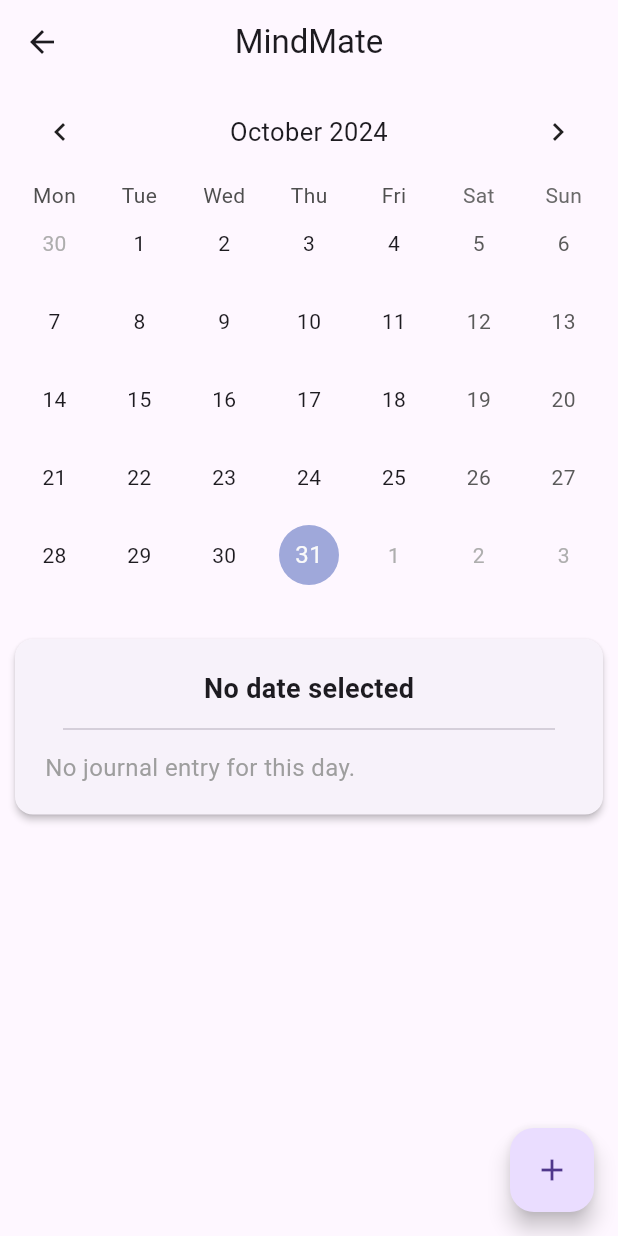
After one commit to SumedhaEndar/ai_mental_health_chatbot, a Flutter app: the JournalCalendar screen opened directly, on a phone screen of 412 x 824 dp. The commit adds this screen. Run offline on Flutter 3.47's test engine with Material 3 defaults, Android fonts, the phone set to English and light mode, and no system bars; drawn by our look-alikes of table_calendar; our stand-ins replace dash_chat_2, firebase_core, firebase_database, firebase_storage, flutter_gemini, just_audio and 2 more; missing offline and left inert: chat_gpt_sdk, huawei_account; accounts and stored records are empty.

Commit message:
Done Calendar + Local Database

```diff
--- /dev/null
+++ b/lib/screens/journal/journal_calendar.dart
@@ -0,0 +1,163 @@
+import 'package:ai_mental_health_chatbot/screens/journal/journal_card.dart';
+import 'package:ai_mental_health_chatbot/screens/journal/journal_page.dart';
+import 'package:ai_mental_health_chatbot/screens/journal/models/journal_model.dart';
+import 'package:ai_mental_health_chatbot/screens/journal/services/database_helper.dart';
+import 'package:ai_mental_health_chatbot/shared/styled_text.dart';
+import 'package:flutter/material.dart';
+import 'package:table_calendar/table_calendar.dart';
+
+class JournalCalendar extends StatefulWidget {
+  const JournalCalendar({super.key});
+
+  @override
+  State<JournalCalendar> createState() => _JournalCalendarState();
+}
+
+class _JournalCalendarState extends State<JournalCalendar> {
+  DateTime _focusedDay = DateTime.now();
+  DateTime? _selectedDay;
+  Journal? _selectedJournal;
+  Map<String, int> _journalRatings = {};
+
+  @override
+  void initState(){
+    super.initState();
+    _fetchAllJournalRatings();
+    _fetchJournalForSelectedDay(_focusedDay);
+  }
+
+  // Fetch all journal ratings to color the calendar days
+  Future<void> _fetchAllJournalRatings() async {
+    final journals = await DatabaseHelper.getAllJournals();
+    setState(() {
+      _journalRatings = {
+        for (var journal in journals ?? [])
+          journal.id: journal.rate, // Map date string to rate
+      };
+    });
+  }
+
+  Future<void> _fetchJournalForSelectedDay(DateTime day) async {
+    final String id = day.toLocal().toString().split(' ')[0]; // Format date as ID
+    final journal = await DatabaseHelper.getJournalById(id);
+    setState(() {
+      _selectedJournal = journal; // Update the selected journal
+    });
+  }
+
+  // Determine the color based on the journal's rating
+  Color _getColorForRating(int rating) {
+    if (rating >= 9) return Colors.green;
+    if (rating >= 7) return Colors.lightGreen;
+    if (rating >= 5) return Colors.yellow.shade700;
+    if (rating >= 3) return Colors.red;
+    return Colors.red.shade700;
+  }
+
+  @override
+  Widget build(BuildContext context) {
+    return Scaffold(
+      appBar: AppBar(
+        title: const StyledTitle('MindMate'),
+        centerTitle: true,
+      ),
+      body: SingleChildScrollView(
+        child: Column(
+          children: [
+            Padding(
+              padding: const EdgeInsets.symmetric(horizontal: 8.0),
+              child: TableCalendar(
+                firstDay: DateTime.utc(2020, 1, 1),
+                lastDay: DateTime.utc(2030, 12, 31),
+                focusedDay: _focusedDay,
+                selectedDayPredicate: (day) {
+                  return isSameDay(_selectedDay, day);
+                },
+                onDaySelected: (selectedDay, focusedDay) {
+                  setState(() {
+                    _selectedDay = selectedDay;
+                    _focusedDay = focusedDay;
+                  });
+                  _fetchJournalForSelectedDay(selectedDay);
+                },
+                calendarFormat: CalendarFormat.month,
+                startingDayOfWeek: StartingDayOfWeek.monday,
+                availableGestures: AvailableGestures.all,
+                headerStyle: const HeaderStyle(
+                  formatButtonVisible: false,
+                  titleCentered: true,
+                ),
+                calendarBuilders: CalendarBuilders(
+                  selectedBuilder: (context, day, focusedDay) {
+                    String dayId = day.toLocal().toString().split(' ')[0];
+                    if (_journalRatings.containsKey(dayId)) {
+                      int rating = _journalRatings[dayId]!;
+                      return Container(
+                        decoration: BoxDecoration(
+                          color: _getColorForRating(rating),
+                          shape: BoxShape.circle,
+                        ),
+                        alignment: Alignment.center,
+                        child: Text(
+                          '${day.day}',
+                          style: const TextStyle(color: Colors.white),
+                        ),
+                      );
+                    }
+                    return null; // Default styling for days without journals
+                  },
+                  defaultBuilder: (context, day, focusedDay) {
+                    String dayId = day.toLocal().toString().split(' ')[0];
+                    if (_journalRatings.containsKey(dayId)) {
+                      int rating = _journalRatings[dayId]!;
+                      return Container(
+                        decoration: BoxDecoration(
+                          color: _getColorForRating(rating),
+                          shape: BoxShape.circle,
+                        ),
+                        alignment: Alignment.center,
+                        child: Text(
+                          '${day.day}',
+                          style: const TextStyle(color: Colors.white),
+                        ),
+                      );
+                    }
+                    return null; // Default styling for days without journals
+                  },
+                ),
+              ),
+            ),
+            const SizedBox(height: 20),
+            JournalCard(selectedJournal: _selectedJournal, selectedDay: _selectedDay),
+          ],
+        ),
+      ),
+      // Add the floating action button for adding a journal entry
+      floatingActionButton: FloatingActionButton(
+        onPressed: () {
+          if (_selectedDay != null) {
+            // Navigate to the Journal Entry Page
+            Navigator.push(
+              context,
+              MaterialPageRoute(
+                builder: (context) => JournalPage(selectedDate: _selectedDay!),
+              ),
+            ).then((_){
+              _fetchJournalForSelectedDay(_selectedDay!);
+              _fetchAllJournalRatings();
+            });
+          } else {
+            // Show a message if no day is selected
+            ScaffoldMessenger.of(context).showSnackBar(
+              const SnackBar(
+                content: Text('Please select a day first.'),
+              ),
+            );
+          }
+        },
+        tooltip: 'Add Journal',
+        child: const Icon(Icons.add),
+      ),
+    );
+  }
+}
--- /dev/null
+++ b/lib/screens/journal/journal_card.dart
@@ -0,0 +1,63 @@
+import 'package:ai_mental_health_chatbot/screens/journal/models/journal_model.dart';
+import 'package:flutter/material.dart';
+
+class JournalCard extends StatelessWidget {
+  const JournalCard({
+    super.key,
+    required this.selectedJournal,
+    required this.selectedDay,
+  });
+
+  final Journal? selectedJournal;
+  final DateTime? selectedDay;
+
+  @override
+  Widget build(BuildContext context) {
+    return Card(
+      elevation: 2,
+      margin: const EdgeInsets.symmetric(horizontal: 10, vertical: 10),
+      child: Padding(
+        padding: const EdgeInsets.symmetric(vertical: 20, horizontal: 20),
+        child: Column(
+          crossAxisAlignment: CrossAxisAlignment.start,
+          children: [
+              Align(
+                alignment: Alignment.center,
+                child: Text(
+                  selectedDay != null
+                      ? selectedDay!.toLocal().toString().split(' ')[0]
+                      : 'No date selected',
+                  style: const TextStyle(
+                      fontSize: 18, fontWeight: FontWeight.bold),
+                ),
+              ),
+              const Padding(
+                padding: EdgeInsets.symmetric(vertical: 6, horizontal: 12),
+                child: Divider(
+                  thickness: 1,
+                ),
+              ),
+              selectedJournal != null
+              ? Text(
+                selectedJournal!.content,
+                style: const TextStyle(
+                    fontSize: 16, fontWeight: FontWeight.w400),
+              )
+              : const Text(
+                'No journal entry for this day.',
+                style: TextStyle(fontSize: 16, color: Colors.grey),
+              ),
+              if (selectedJournal != null)
+                Padding(
+                  padding: const EdgeInsets.only(top: 10),
+                  child: Text(
+                    'Rate: ${selectedJournal!.rate}',
+                    style: const TextStyle(fontSize: 16, color: Colors.grey),
+                  ),
+                ),
+            ],
+        ),
+      ),
+    );
+  }
+}
--- /dev/null
+++ b/lib/screens/journal/models/journal_model.dart
@@ -0,0 +1,23 @@
+class Journal{
+  final String id;
+  final String content;
+  final int rate;
+
+  const Journal({
+    required this.id,
+    required this.content,
+    required this.rate,
+  });
+
+  factory Journal.fromJson(Map<String, dynamic> json) => Journal(
+    id: json['id'],
+    content: json['content'],
+    rate: json['rate'],
+  );
+
+  Map<String, dynamic> toJson() => {
+    'id': id,
+    'content': content,
+    'rate': rate,
+  };
+}
--- /dev/null
+++ b/lib/screens/journal/services/database_helper.dart
@@ -0,0 +1,55 @@
+import 'package:ai_mental_health_chatbot/screens/journal/models/journal_model.dart';
+import 'package:sqflite/sqflite.dart';
+import 'package:path/path.dart';
+
+class DatabaseHelper {
+  static const int _version = 1;
+  static const String _dbName = "Journals.db";
+
+  static Future<Database> _getDB() async {
+    return openDatabase(join(await getDatabasesPath(), _dbName),
+        onCreate: (db, version) async => await db.execute(
+            "CREATE TABLE Journal(id TEXT PRIMARY KEY, content TEXT NOT NULL, rate INTEGER NOT NULL);"),
+        version: _version);
+  }
+
+  static Future<int> addJournal(Journal journal) async {
+    final db = await _getDB();
+    return await db.insert("Journal", journal.toJson(),
+        conflictAlgorithm: ConflictAlgorithm.replace);
+  }
+
+  static Future<int> updateJournal(Journal journal) async {
+    final db = await _getDB();
+    return await db.update("Journal", journal.toJson(),
+        where: 'id = ?',
+        whereArgs: [journal.id],
+        conflictAlgorithm: ConflictAlgorithm.replace);
+  }
+
+  static Future<List<Journal>?> getAllJournals() async {
+    final db = await _getDB();
+    final List<Map<String, dynamic>> maps = await db.query("Journal");
+
+    if (maps.isEmpty) {
+      return null;
+    }
+
+    return List.generate(maps.length, (index) => Journal.fromJson(maps[index]));
+  }
+
+  static Future<Journal?> getJournalById(String id) async {
+    final db = await _getDB();
+    final List<Map<String, dynamic>> maps = await db.query(
+      "Journal",
+      where: 'id = ?',
+      whereArgs: [id],
+    );
+
+    if (maps.isNotEmpty) {
+      return Journal.fromJson(maps.first);
+    } else {
+      return null;
+    }
+  }
+}
--- a/pubspec.yaml
+++ b/pubspec.yaml
@@ -47,6 +47,9 @@
   rxdart: ^0.28.0
   huawei_account:
     path: C:\HMS\huawei_account
+  path: ^1.9.0
+  sqflite: ^2.4.0
+  table_calendar: ^3.1.2
 
 dev_dependencies:
   flutter_test:
```
Also changed, not shown: lib/screens/home/home.dart (+12 -1 lines), lib/screens/journal/journal_page.dart (added, +106 -0 lines).
